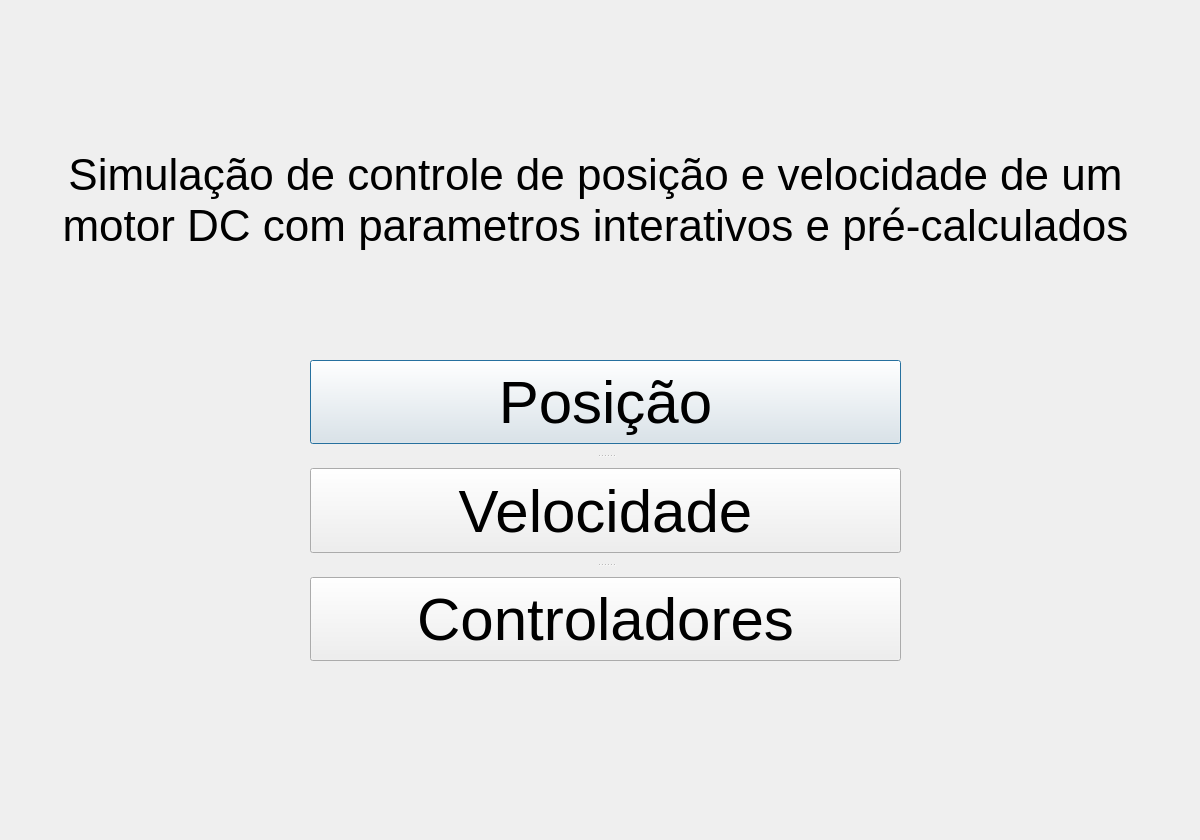
Above: windows/menu.ui from lgalvani007/ProjetoSemestral before the change. Below: the same form after it.
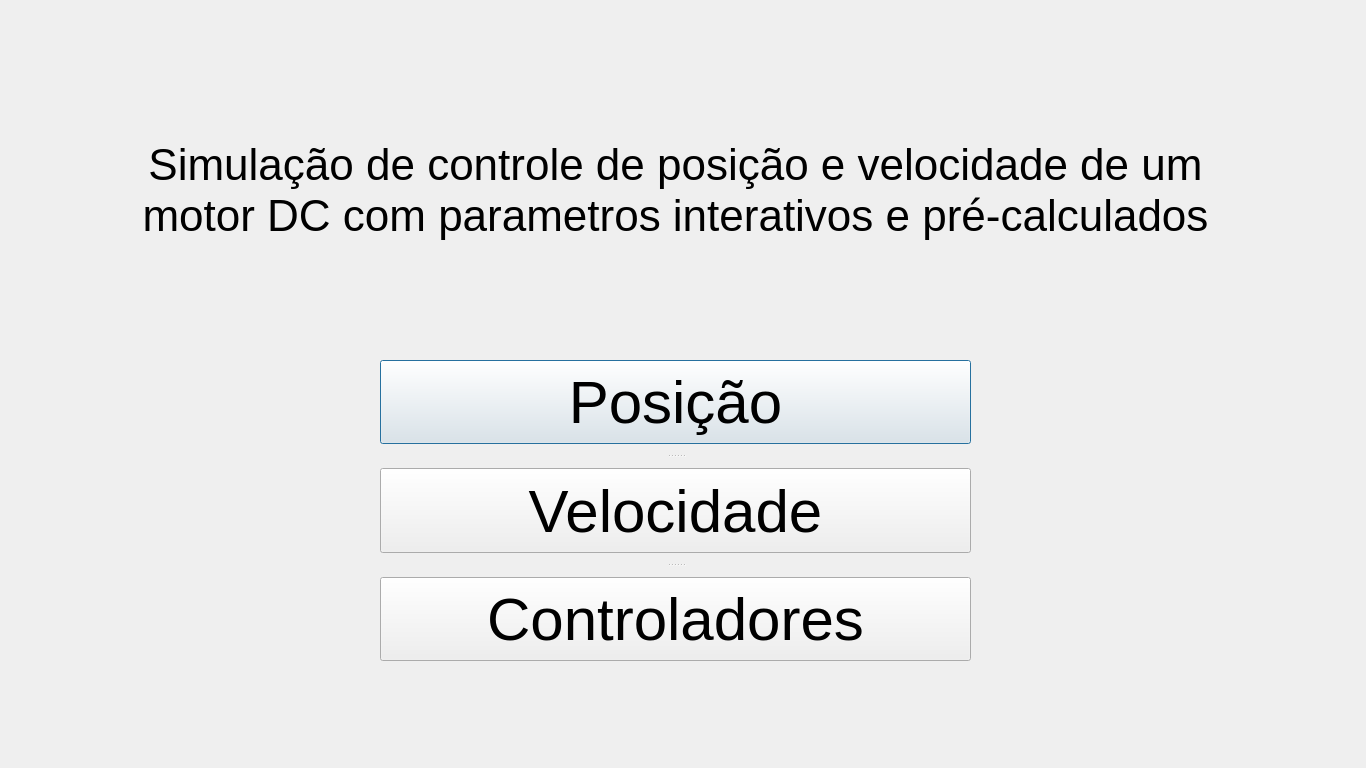
That is the form after the change.

```diff
--- a/windows/menu.ui
+++ b/windows/menu.ui
@@ -6,8 +6,8 @@
    <rect>
     <x>0</x>
     <y>0</y>
-    <width>1200</width>
-    <height>840</height>
+    <width>1366</width>
+    <height>768</height>
    </rect>
   </property>
   <property name="windowTitle">
@@ -22,8 +22,8 @@
   <widget class="QLabel" name="label">
    <property name="geometry">
     <rect>
-     <x>50</x>
-     <y>20</y>
+     <x>130</x>
+     <y>10</y>
      <width>1091</width>
      <height>361</height>
     </rect>
@@ -58,7 +58,7 @@
   <widget class="QSplitter" name="splitter">
    <property name="geometry">
     <rect>
-     <x>310</x>
+     <x>380</x>
      <y>360</y>
      <width>591</width>
      <height>301</height>
```
